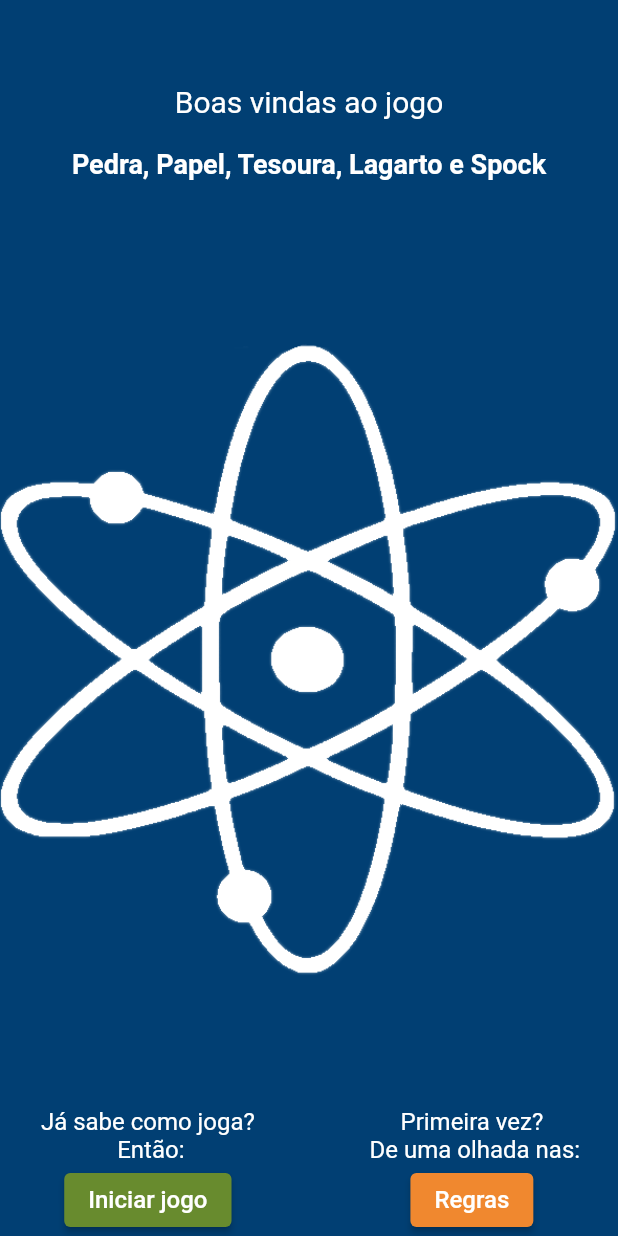
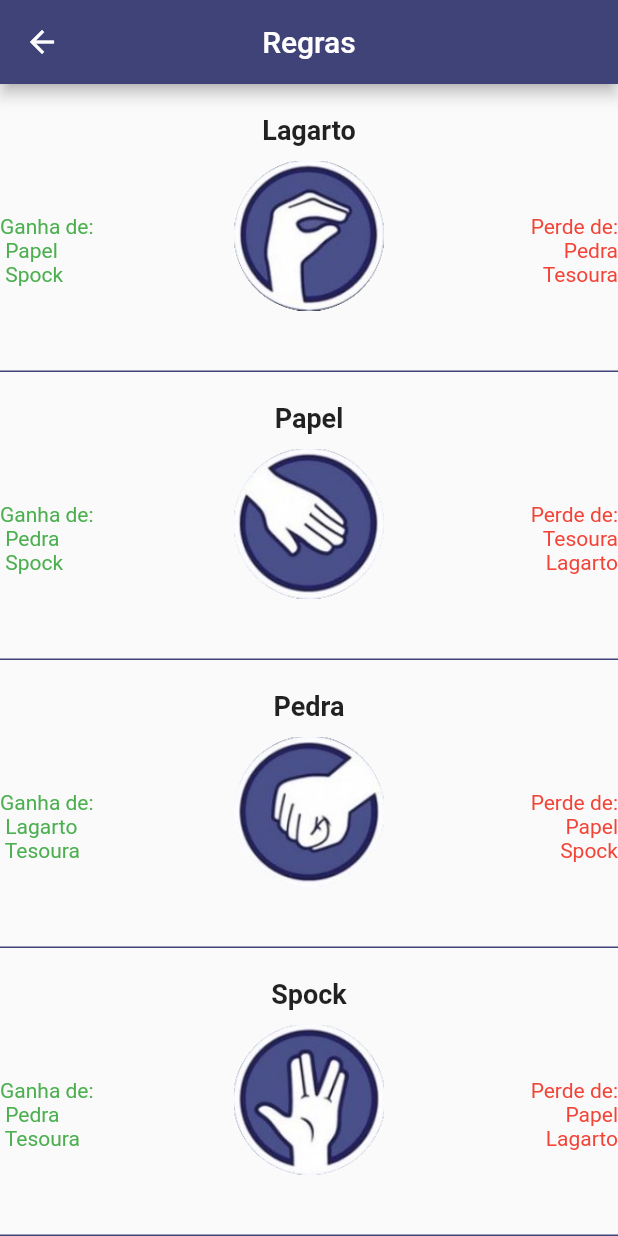
Before and after one commit to anaclara-s/pedra-papel-tesoura-lagarto-spock, a Flutter app: the screen it shows after launch, after a tap on "Regras", on a phone screen of 412 x 824 dp. Run offline on Flutter 3.47's test engine with Material 2 defaults, Android fonts, the phone set to English and light mode, and no system bars; our stand-ins replace material_design_icons_flutter.

Commit message:
Criação da RuleScreen

```diff
--- a/lib/game_screen.dart
+++ b/lib/game_screen.dart
@@ -164,7 +164,7 @@ class _GameScreenState extends State<GameScreen> {
                             ? const Color.fromARGB(255, 248, 219, 90)
                             : menssage == 'Derrota'
                                 ? const Color.fromARGB(255, 190, 61, 52)
-                                : Colors.black,
+                                : Colors.transparent,
                   ),
                   child: Center(
                     child: Text(
--- a/lib/home_screen.dart
+++ b/lib/home_screen.dart
@@ -1,6 +1,7 @@
 import 'package:flutter/material.dart';
 
 import 'game_screen.dart';
+import 'rule_screen.dart';
 
 class HomeScreen extends StatelessWidget {
   const HomeScreen({super.key});
@@ -100,8 +101,12 @@ class HomeScreen extends StatelessWidget {
                               const Color.fromARGB(255, 240, 136, 47),
                         ),
                         onPressed: () {
-                          // Navigator.push(context,
-                          //     MaterialPageRoute(builder: (context) => RuleScreen(),),);
+                          Navigator.push(
+                            context,
+                            MaterialPageRoute(
+                              builder: (context) => RuleScreen(),
+                            ),
+                          );
                         },
                         child: const Text(
                           'Regras',
--- a/lib/menu_widget.dart
+++ b/lib/menu_widget.dart
@@ -2,6 +2,7 @@ import 'package:flutter/material.dart';
 import 'package:material_design_icons_flutter/material_design_icons_flutter.dart';
 
 import 'game_screen.dart';
+import 'rule_screen.dart';
 // import 'home_screen.dart';
 
 class MenuWidget extends StatelessWidget {
@@ -26,8 +27,8 @@ class MenuWidget extends StatelessWidget {
             leading: const Icon(Icons.notes_rounded),
             title: const Text('Regras'),
             onTap: () {
-              //   Navigator.push(context,
-              // MaterialPageRoute(builder: (context) => RuleScreen()));
+              Navigator.push(context,
+                  MaterialPageRoute(builder: (context) => RuleScreen()));
             },
           ),
           // ListTile(
--- /dev/null
+++ b/lib/rule_screen.dart
@@ -0,0 +1,124 @@
+import 'package:flutter/material.dart';
+
+class RuleScreen extends StatefulWidget {
+  const RuleScreen({super.key});
+
+  @override
+  State<RuleScreen> createState() => _RuleScreenState();
+}
+
+class _RuleScreenState extends State<RuleScreen> {
+  var stoneImage = const AssetImage('assets/pedra.png');
+  var paperImage = const AssetImage('assets/papel.png');
+  var scissorsImage = const AssetImage('assets/tesoura.png');
+  var lizardImage = const AssetImage('assets/lagarto.png');
+  var spockImage = const AssetImage('assets/spock.png');
+
+  @override
+  Widget build(BuildContext context) {
+    return Scaffold(
+      appBar: AppBar(
+        backgroundColor: const Color.fromARGB(255, 64, 67, 120),
+        title: Text('Regras'),
+        centerTitle: true,
+      ),
+      body: SingleChildScrollView(
+        child: Padding(
+          padding: const EdgeInsets.only(top: 20, bottom: 20),
+          child: Column(
+            children: [
+              RuleItem(
+                image: lizardImage,
+                text: 'Lagarto',
+                winsText: 'Papel \n Spock',
+                defeatText: 'Pedra\n Tesoura',
+              ),
+              RuleItem(
+                image: paperImage,
+                text: 'Papel',
+                winsText: 'Pedra \n Spock',
+                defeatText: 'Tesoura \n Lagarto',
+              ),
+              RuleItem(
+                image: stoneImage,
+                text: 'Pedra',
+                winsText: 'Lagarto \n Tesoura',
+                defeatText: 'Papel \n Spock',
+              ),
+              RuleItem(
+                image: spockImage,
+                text: 'Spock',
+                winsText: 'Pedra \n Tesoura',
+                defeatText: 'Papel \n Lagarto',
+              ),
+              RuleItem(
+                image: scissorsImage,
+                text: 'Tesoura',
+                winsText: 'Papel \n Lagarto',
+                defeatText: 'Pedra \n Spock',
+              ),
+            ],
+          ),
+        ),
+      ),
+    );
+  }
+}
+
+class RuleItem extends StatelessWidget {
+  final ImageProvider image;
+  final String text;
+  final String winsText;
+  final String defeatText;
+
+  const RuleItem(
+      {required this.image,
+      required this.text,
+      required this.winsText,
+      required this.defeatText});
+
+  @override
+  Widget build(BuildContext context) {
+    return Column(
+      children: [
+        Column(
+          children: [
+            Text(
+              text,
+              style: TextStyle(fontSize: 18, fontWeight: FontWeight.bold),
+            ),
+            SizedBox(height: 10),
+          ],
+        ),
+        Row(
+          children: [
+            Expanded(
+              child: Text(
+                'Ganha de: \n $winsText',
+                style: TextStyle(color: Colors.green),
+                textAlign: TextAlign.left,
+              ),
+            ),
+            Padding(
+              padding: const EdgeInsets.only(bottom: 20),
+              child: Image(image: image, height: 100),
+            ),
+            Expanded(
+              child: Text(
+                'Perde de: \n $defeatText',
+                style: TextStyle(color: Colors.red),
+                textAlign: TextAlign.right,
+              ),
+            )
+          ],
+        ),
+        SizedBox(height: 20),
+        Container(
+          height: 1,
+          color: Color.fromARGB(255, 64, 67, 120),
+        ),
+        SizedBox(height: 20),
+      ],
+    );
+  }
+}
```
